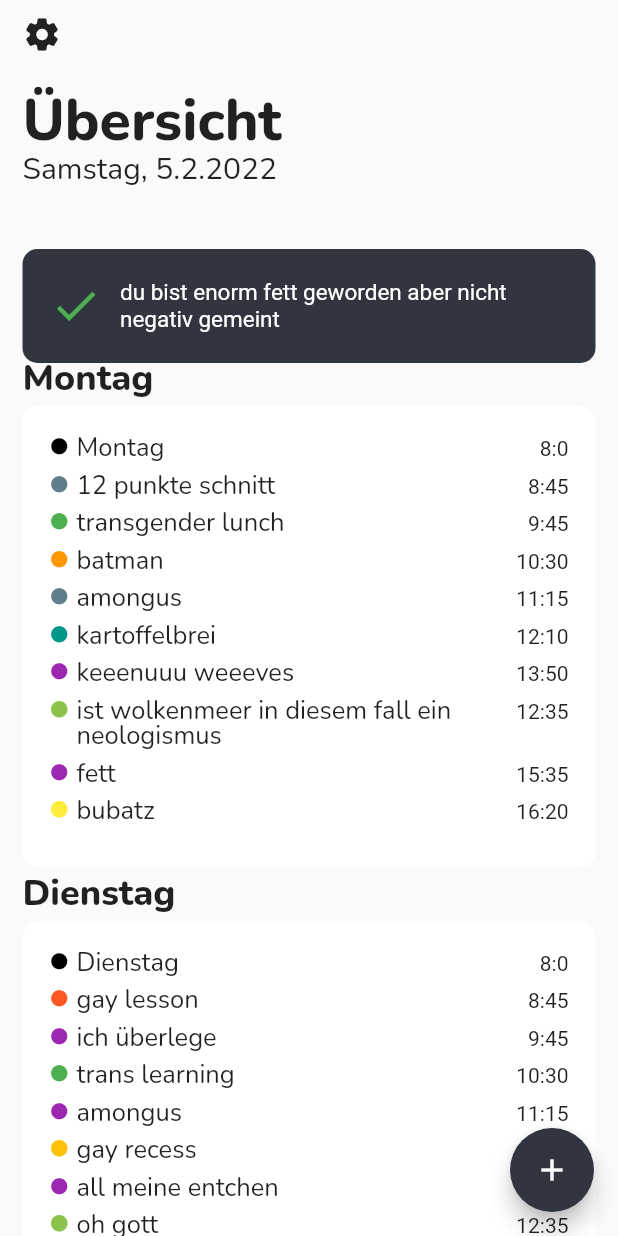
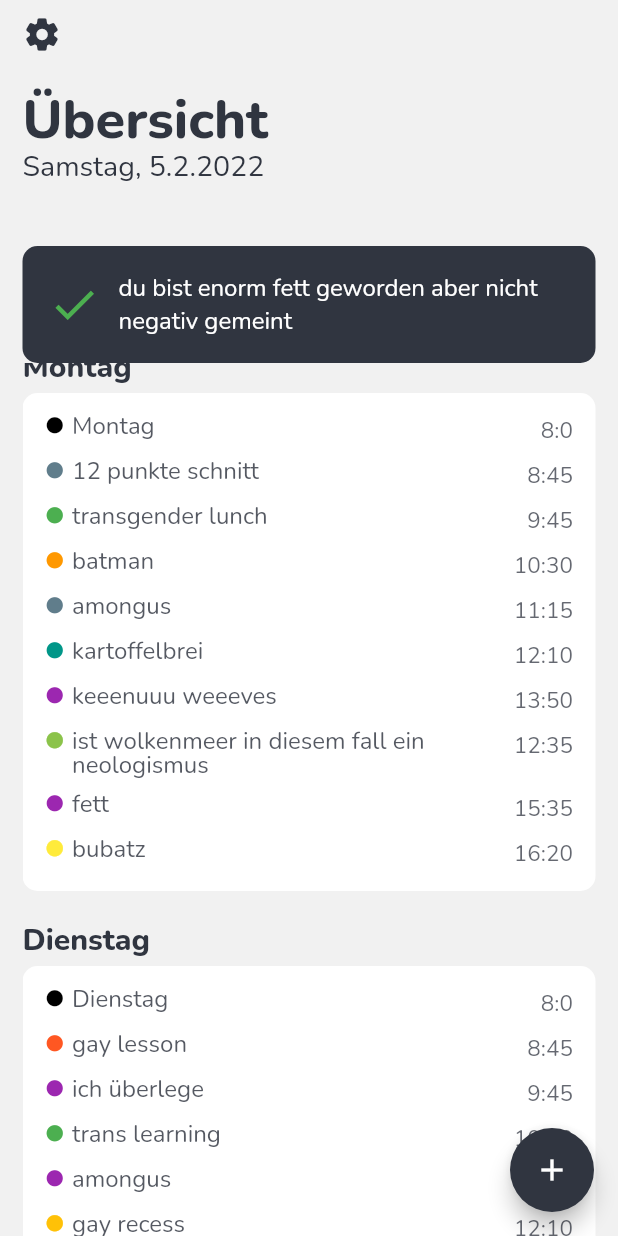
Before and after one commit to brainHausaufgaben/app, a Flutter app: the screen it shows after launch, after a tap on the "add" icon, on a phone screen of 412 x 824 dp. Run offline on Flutter 3.47's test engine with Material 2 defaults, Android fonts, the phone set to English and light mode, and no system bars.

Commit message:
Freddy Five Knight !! ;D

```diff
--- /dev/null
+++ b/lib/Backend/theming.dart
@@ -0,0 +1,129 @@
+import 'dart:math';
+
+import 'package:flutter/material.dart';
+
+// Braucht man für das toggleTheme und den ChangeNotifier
+AppDesign currentDesign = AppDesign();
+
+class AppDesign with ChangeNotifier {
+  static bool darkMode = false;
+  static DesignPackage current = Designs.greenDarkTheme;
+
+  void toggleTheme(DesignPackage designPackage) {
+    current = designPackage;
+    notifyListeners();
+  }
+}
+
+class Designs {
+  static DesignPackage monochromeTheme = generateDesign(
+      const Color(0xFF303540), const Color(0xFFF1F1F1), const Color(0xFFFFFFFF), const Color(0xFF303540), const Color(0xFFFFFFFF)
+  );
+  static DesignPackage weirdPurpleThemeIDK = generateDesign(
+      const Color(0xFF442A43), const Color(0xFF16191E), const Color(0xFF20232C), const Color(0xFFFFFFFF), const Color(0xFFFFFFFF)
+  );
+  static DesignPackage purpleThemeButLightMode = generateDesign(
+      const Color(0xFF58419F), const Color(0xFFF1F1F1), const Color(0xFFFFFFFF), const Color(0xFF303540), const Color(0xFFFFFFFF)
+  );
+  static DesignPackage greenDarkTheme = generateDesign(
+      const Color(0xFF82A914), const Color(0xFF15161D), const Color(0xFF1C1D24), const Color(0xFFFFFFFF), const Color(0xFF212229)
+  );
+
+  static List<DesignPackage> themeList = [monochromeTheme, weirdPurpleThemeIDK, purpleThemeButLightMode, greenDarkTheme];
+
+  static DesignPackage randomTheme() {
+    Random random = Random();
+    return themeList.elementAt(random.nextInt(themeList.length));
+  }
+}
+
+class DesignPackage {
+  Color primaryColor;
+  TextStyles textStyles;
+  BoxStyle boxStyle;
+
+  // Für material shit
+  ThemeData themeData;
+
+  DesignPackage({
+    required this.primaryColor,
+    required this.textStyles,
+    required this.themeData,
+    required this.boxStyle
+  });
+}
+
+class TextStyles {
+  Color color;
+  TextStyle pageHeadline;
+  TextStyle pageSubtitle;
+  TextStyle boxHeadline;
+  TextStyle pointElementPrimary;
+  TextStyle pointElementSecondary;
+  TextStyle warningBoxText;
+
+  TextStyles({
+    required this.color,
+    required this.pageHeadline,
+    required this.pageSubtitle,
+    required this.boxHeadline,
+    required this.pointElementPrimary,
+    required this.pointElementSecondary,
+    required this.warningBoxText
+  });
+}
+
+class BoxStyle {
+  BorderRadius borderRadius = BorderRadius.circular(10);
+  Color backgroundColor;
+
+  BoxStyle({
+    required this.backgroundColor
+  });
+}
+
+DesignPackage generateDesign(Color primaryColor, Color backgroundColor, Color boxBackground, Color textColor, Color contrastColor) {
+  return DesignPackage(
+      primaryColor: primaryColor,
+      themeData: ThemeData(
+        primarySwatch: createMaterialColor(primaryColor),
+        primaryColor: primaryColor,
+        scaffoldBackgroundColor: backgroundColor,
+        fontFamily: "Nunito",
+      ),
+      textStyles: TextStyles(
+          color: textColor,
+          pageHeadline: TextStyle(fontWeight: FontWeight.w800, fontSize:36, height: 0.6, color: textColor),
+          pageSubtitle: TextStyle(fontWeight: FontWeight.w400, fontSize:19, color: textColor),
+          boxHeadline: TextStyle(fontWeight: FontWeight.w600, fontSize:20, height: 0.6, color: textColor),
+          pointElementPrimary: TextStyle(fontWeight: FontWeight.w400, fontSize:16 ,height: 1, color: textColor.withAlpha(210)),
+          pointElementSecondary: TextStyle(fontWeight: FontWeight.w400, fontSize:15, color: textColor.withAlpha(190)), // Probably wrong
+          warningBoxText: TextStyle(fontWeight: FontWeight.w400, fontSize:16, color: contrastColor)
+      ),
+      boxStyle: BoxStyle(
+          backgroundColor: boxBackground
+      )
+  );
+}
+
+// -------------------------- Utility stuff --------------------------
+
+MaterialColor createMaterialColor(Color color) {
+  List strengths = <double>[.05];
+  final swatch = <int, Color>{};
+  final int r = color.red, g = color.green, b = color.blue;
+
+  for (int i = 1; i < 10; i++) {
+    strengths.add(0.1 * i);
+  }
+  for (var strength in strengths) {
+    final double ds = 0.5 - strength;
+    swatch[(strength * 1000).round()] = Color.fromRGBO(
+      r + ((ds < 0 ? r : (255 - r)) * ds).round(),
+      g + ((ds < 0 ? g : (255 - g)) * ds).round(),
+      b + ((ds < 0 ? b : (255 - b)) * ds).round(),
+      1,
+    );
+  }
+  return MaterialColor(color.value, swatch);
+}
--- a/lib/Box.dart
+++ /dev/null
@@ -1,43 +0,0 @@
-import 'package:flutter/material.dart';
-import '../utilities.dart';
-
-class Box extends StatefulWidget {
-   Box({Key? key, required this.child, this.headline}) : super(key: key);
-   Widget child;
-   String? headline;
-
-  @override
-  State<StatefulWidget> createState() =>  _BoxState();
-
-  }
-class _BoxState extends  State<Box>{
-
-  @override
-  Widget build(BuildContext context) {
-    return Padding(
-      padding: const EdgeInsets.symmetric(vertical: 7),
-      child: Column(
-          crossAxisAlignment: CrossAxisAlignment.start,
-          children: [
-            if (widget.headline != null) Text(
-                widget.headline!,
-                style: const TextStyle(fontFamily: "Nunito", fontWeight: FontWeight.w600, fontSize:24, height: 0.6)
-            ),
-            Padding(
-              padding: widget.headline != null ? const EdgeInsets.only(top: 8) : const EdgeInsets.only(),
-              child:
-              Container(
-                  decoration: BoxDecoration(
-                      color: AppTheme.mainTextColor,
-                      borderRadius: AppTheme.borderRadius
-                  ),
-                  padding: const EdgeInsets.symmetric(vertical: 20, horizontal: 18),
-                  // Was? Warum? Warum geht das nicht ohne row
-                  child:
-                  widget.child
-              ),
-            )
-          ])
-    );
-  }
-}
--- /dev/null
+++ b/lib/Components/box.dart
@@ -0,0 +1,42 @@
+import 'package:brain_app/Backend/theming.dart';
+import 'package:flutter/material.dart';
+
+class Box extends StatefulWidget {
+   Box({Key? key, required this.child, this.headline}) : super(key: key);
+   Widget child;
+   String? headline;
+
+  @override
+  State<StatefulWidget> createState() =>  _BoxState();
+
+  }
+class _BoxState extends  State<Box>{
+
+  @override
+  Widget build(BuildContext context) {
+    return Padding(
+      padding: const EdgeInsets.only(bottom: 30),
+      child: Column(
+        crossAxisAlignment: CrossAxisAlignment.start,
+        children: [
+          if (widget.headline != null) Text(
+              widget.headline!,
+              style: AppDesign.current.textStyles.boxHeadline
+          ),
+          Padding(
+            padding: widget.headline != null ? const EdgeInsets.only(top: 8) : const EdgeInsets.only(),
+            child:
+            Container(
+                decoration: BoxDecoration(
+                    color: AppDesign.current.boxStyle.backgroundColor,
+                    borderRadius: AppDesign.current.boxStyle.borderRadius
+                ),
+                padding: const EdgeInsets.symmetric(vertical: 15, horizontal: 15),
+                child: widget.child
+            ),
+          )
+        ]
+      )
+    );
+  }
+}
--- a/lib/Components/home_page_day.dart
+++ b/lib/Components/home_page_day.dart
@@ -3,7 +3,7 @@ import 'package:brain_app/Backend/time_table.dart';
 import 'package:brain_app/Components/point_element.dart';
 import 'package:flutter/material.dart';
 
-import '../Box.dart';
+import 'box.dart';
 
 
 class HomePageDay extends StatefulWidget {
@@ -20,10 +20,7 @@ class HomePageDay extends StatefulWidget {
     List<Widget> subjectWidgets = [];
     for(Subject subject in subjects){
       subjectWidgets.add(
-        Padding(
-            padding:const EdgeInsets.only(bottom: 8),
-            child:PointElement(color: subject.color,primaryText: subject.name,secondaryText: subject.getStartTimeString())
-        )
+          PointElement(color: subject.color,primaryText: subject.name,secondaryText: subject.getStartTimeString())
       );
     }
     return subjectWidgets;
@@ -36,9 +33,11 @@ class _HomePageDay extends  State<HomePageDay>{
   Widget build(BuildContext context){
     return  Box(
         headline: widget.headline,
-        child: Column(
-            children: widget.getWidgets(),
-          )
+        // Mit wrap kann man besser spacing zwischen den kindern machen
+        child: Wrap(
+          runSpacing: 10,
+          children: widget.getWidgets(),
+        )
     );
 
 
--- a/lib/Components/point_element.dart
+++ b/lib/Components/point_element.dart
@@ -1,7 +1,5 @@
-import 'package:flutter/cupertino.dart';
 import 'package:flutter/material.dart';
-import 'package:flutter/widgets.dart';
-import '../utilities.dart';
+import 'package:brain_app/Backend/theming.dart';
 
 class PointElement extends StatefulWidget {
   PointElement({Key? key, required this.color, required this.primaryText,this.secondaryText,this.child}) : super(key: key);
@@ -22,22 +20,24 @@ class _PointElementState extends  State<PointElement>{
       children: [
         Padding(
           padding: const EdgeInsets.only(right: 5),
-          child: Icon(Icons.circle, color:widget.color,size: 13)
+          child: Icon(Icons.circle, color: widget.color, size: 13)
         ),
         Expanded(child: Column(
             crossAxisAlignment: CrossAxisAlignment.start   ,
             children: [
               Text(
                 widget.primaryText,
-                style: const TextStyle(fontFamily: "Nunito", fontWeight: FontWeight.w400, fontSize:17,height: 1),
+                style: AppDesign.current.textStyles.pointElementPrimary,
               ),
               if (widget.child != null) widget.child!
             ],
           ),
         ),
-        if (widget.secondaryText != null) Text(widget.secondaryText!)
+        if (widget.secondaryText != null) Text(
+          widget.secondaryText!,
+          style: AppDesign.current.textStyles.pointElementSecondary,
+        )
       ],
     );
   }
-
 }
--- a/lib/Components/warning_box.dart
+++ b/lib/Components/warning_box.dart
@@ -1,5 +1,5 @@
 import 'package:flutter/material.dart';
-import '../utilities.dart';
+import 'package:brain_app/Backend/theming.dart';
 
 class WarningBox extends StatelessWidget {
   String text = "empty";
@@ -18,10 +18,10 @@ class WarningBox extends StatelessWidget {
         padding: const EdgeInsets.only(bottom: 0),
         child: Container(
           decoration: BoxDecoration(
-              color: AppTheme.mainColor,
-              borderRadius: AppTheme.borderRadius
+              color: AppDesign.current.primaryColor,
+              borderRadius: AppDesign.current.boxStyle.borderRadius
           ),
-          padding: const EdgeInsets.symmetric(vertical: 20, horizontal: 18),
+          padding: const EdgeInsets.all(17),
           child: Row(
               children: [
                 Padding(
@@ -31,7 +31,7 @@ class WarningBox extends StatelessWidget {
                 Flexible(
                     child: Text(
                       text,
-                      style: TextStyle(color: AppTheme.mainTextColor, fontSize: 15),
+                      style: AppDesign.current.textStyles.warningBoxText,
                     )
                 )
               ]
--- a/lib/Pages/page_template.dart
+++ b/lib/Pages/page_template.dart
@@ -1,4 +1,5 @@
 import 'package:flutter/material.dart';
+import 'package:brain_app/Backend/theming.dart';
 
 class PageTemplate extends StatefulWidget {
   const PageTemplate({Key? key, required this.title, required this.child}) : super(key: key);
@@ -10,14 +11,6 @@ class PageTemplate extends StatefulWidget {
 }
 
 class _PageTemplateState extends State<PageTemplate> {
-  int _counter = 0;
-
-  void _incrementCounter() {
-    setState(() {
-      _counter++;
-    });
-  }
-
   void _settings(){
     print("settngs");
   }
@@ -50,7 +43,7 @@ class _PageTemplateState extends State<PageTemplate> {
               constraints: const BoxConstraints(),
               padding: const EdgeInsets.all( 0),
               onPressed: _settings,
-              icon: const Icon(Icons.settings_rounded),
+              icon: Icon(Icons.settings_rounded, color: AppDesign.current.textStyles.color),
               iconSize: 26,
               splashRadius: 15,
             ),
@@ -61,11 +54,11 @@ class _PageTemplateState extends State<PageTemplate> {
                 children: <Widget> [
                   Text(
                     widget.title,
-                    style: const TextStyle(fontFamily: "Nunito", fontWeight: FontWeight.w800, fontSize:38, height: 0.6),
+                    style: AppDesign.current.textStyles.pageHeadline,
                   ),
                   Text(
                     getDateString(),
-                    style: const TextStyle(fontFamily: "Nunito", fontWeight: FontWeight.w400, fontSize:20),
+                    style: AppDesign.current.textStyles.pageSubtitle,
                   )
                 ],
               ),
@@ -75,7 +68,7 @@ class _PageTemplateState extends State<PageTemplate> {
         ),
       ),
       floatingActionButton: FloatingActionButton(
-        onPressed: _incrementCounter,
+        onPressed: () {currentDesign.toggleTheme(Designs.randomTheme());},
         tooltip: 'Add',
         child: const Icon(Icons.add),
       ),
--- a/lib/main.dart
+++ b/lib/main.dart
@@ -1,10 +1,9 @@
 import 'dart:math';
 
-import 'package:brain_app/Backend/time_table.dart';
-import 'package:flutter/cupertino.dart';
 import 'package:flutter/material.dart';
+import 'Backend/time_table.dart';
 import 'Backend/subject.dart';
-import 'utilities.dart';
+import 'Backend/theming.dart';
 import 'Pages/home_page.dart';
 
 void main() {
@@ -27,16 +26,19 @@ class _MyApp extends State<MyApp> {
   Widget build(BuildContext context) {
     return MaterialApp(
       title: 'Brain Hausaufgabenheft',
-      theme: ThemeData(
-        primarySwatch: AppTheme.swatch,
-      ),
-      home: const HomePage(),
+      // Der will dass HomePage const ist aber dann geht theming nichtmehr!!!
+      home: HomePage(),
+      theme: AppDesign.current.themeData
     );
   }
 
   @override
   void initState(){
     super.initState();
+    // Reloaded alle widgets wenn das Theme geändert wird
+    currentDesign.addListener(() {
+      setState((){});
+    });
     TimeTable.init();
 
     //unnötig aber mir war langweilig
--- a/lib/utilities.dart
+++ /dev/null
@@ -1,29 +0,0 @@
-import 'package:flutter/material.dart';
-
-// dummes fucking zeug nur um ein swatch zu machen was man braucht um material sachen zu färben
-MaterialColor createMaterialColor(Color color) {
-  List strengths = <double>[.05];
-  final swatch = <int, Color>{};
-  final int r = color.red, g = color.green, b = color.blue;
-
-  for (int i = 1; i < 10; i++) {
-    strengths.add(0.1 * i);
-  }
-  for (var strength in strengths) {
-    final double ds = 0.5 - strength;
-    swatch[(strength * 1000).round()] = Color.fromRGBO(
-      r + ((ds < 0 ? r : (255 - r)) * ds).round(),
-      g + ((ds < 0 ? g : (255 - g)) * ds).round(),
-      b + ((ds < 0 ? b : (255 - b)) * ds).round(),
-      1,
-    );
-  }
-  return MaterialColor(color.value, swatch);
-}
-
-class AppTheme {
-  static Color mainColor = const Color(0xFF303540);
-  static Color mainTextColor = const Color(0xFFFFFFFF);
-  static BorderRadius borderRadius = BorderRadius.circular(10);
-  static MaterialColor swatch = createMaterialColor(mainColor);
-}
```
Also changed, not shown: lib/Pages/home_page.dart (+6 -10 lines), 1 other file.
